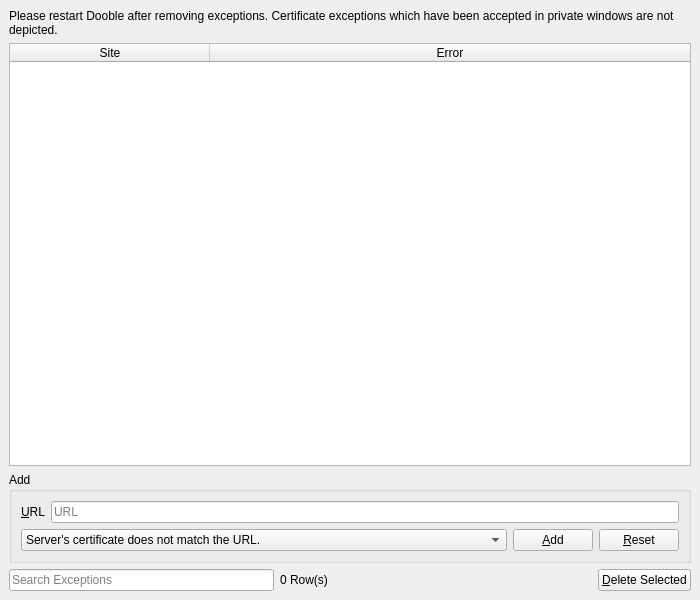
First picture: the form in UI/dooble_certificate_exceptions.ui, repository textbrowser/dooble, before the edit.
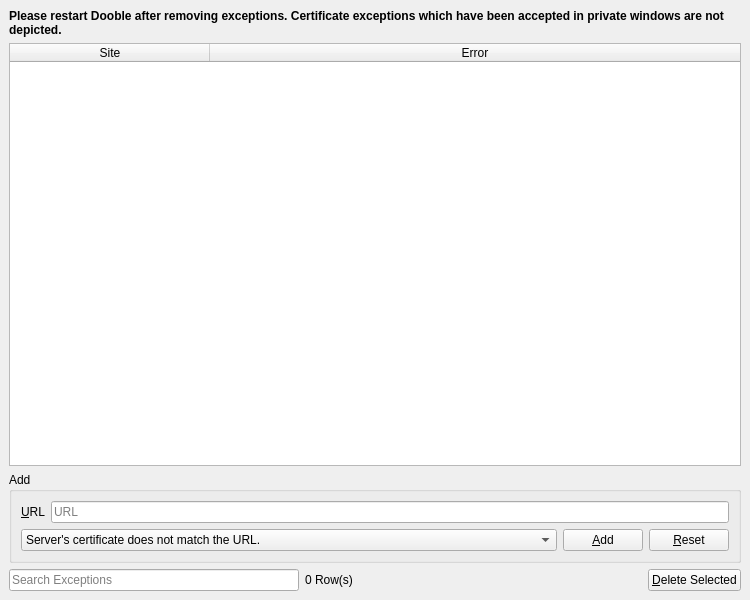
Second picture: the form after the edit. Icons and pictures are not drawn. Custom widgets are drawn as their Qt base class.

Commit message: Bold text. GH ticket #160.

```diff
--- a/UI/dooble_certificate_exceptions.ui
+++ b/UI/dooble_certificate_exceptions.ui
@@ -6,7 +6,7 @@
    <rect>
     <x>0</x>
     <y>0</y>
-    <width>700</width>
+    <width>750</width>
     <height>600</height>
    </rect>
   </property>
@@ -21,6 +21,12 @@
    <layout class="QVBoxLayout" name="verticalLayout">
     <item>
      <widget class="QLabel" name="label">
+      <property name="font">
+       <font>
+        <weight>75</weight>
+        <bold>true</bold>
+       </font>
+      </property>
       <property name="text">
        <string>Please restart Dooble after removing exceptions. Certificate exceptions which have been accepted in private windows are not depicted.</string>
       </property>
```
The commit also changes 4 other files.
